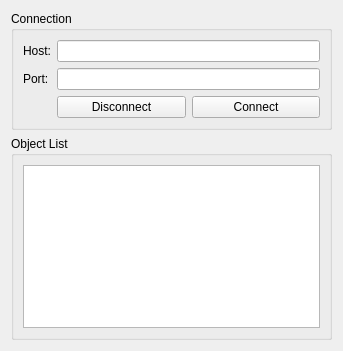
Above: Plugins/GeomServer/GeomServer.ui from pengwg/vurtigo before the change. Below: the same form after it.
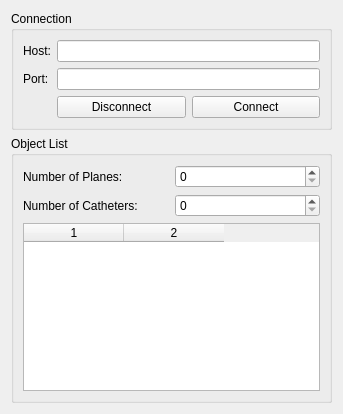
That is the form after the change.

Commit message:
Created the GeomServer write mode. BugID:658 Analysis:Vurtigo can now use the GeomServer plugin to also prescribe planes not only read them.
Resolution:

Reviewed by:

What changed in the file:
```diff
--- a/Plugins/GeomServer/GeomServer.ui
+++ b/Plugins/GeomServer/GeomServer.ui
@@ -7,7 +7,7 @@
     <x>0</x>
     <y>0</y>
     <width>343</width>
-    <height>351</height>
+    <height>414</height>
    </rect>
   </property>
   <property name="windowTitle">
@@ -68,7 +68,41 @@
      </property>
      <layout class="QVBoxLayout" name="verticalLayout_2">
       <item>
-       <widget class="QTableWidget" name="objectTable"/>
+       <layout class="QHBoxLayout" name="horizontalLayout">
+        <item>
+         <widget class="QLabel" name="label">
+          <property name="text">
+           <string>Number of Planes:</string>
+          </property>
+         </widget>
+        </item>
+        <item>
+         <widget class="QSpinBox" name="numPlanesSpinBox"/>
+        </item>
+       </layout>
+      </item>
+      <item>
+       <layout class="QHBoxLayout" name="horizontalLayout_2">
+        <item>
+         <widget class="QLabel" name="label_2">
+          <property name="text">
+           <string>Number of Catheters:</string>
+          </property>
+         </widget>
+        </item>
+        <item>
+         <widget class="QSpinBox" name="numCathSpinBox"/>
+        </item>
+       </layout>
+      </item>
+      <item>
+       <widget class="QTableWidget" name="objectTable">
+        <property name="columnCount">
+         <number>2</number>
+        </property>
+        <column/>
+        <column/>
+       </widget>
       </item>
      </layout>
     </widget>
```
Left out of the diff: 9 changed lines with no effect on the pictures. The commit also changes 11 other files.
